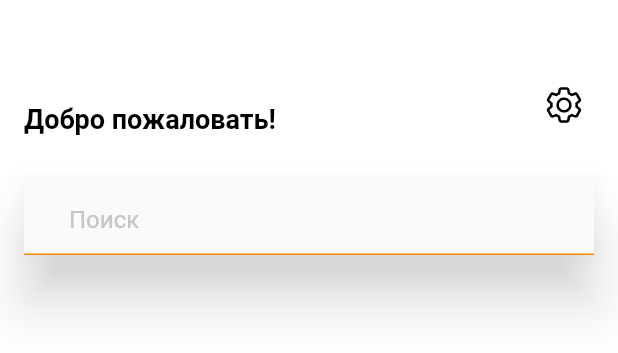
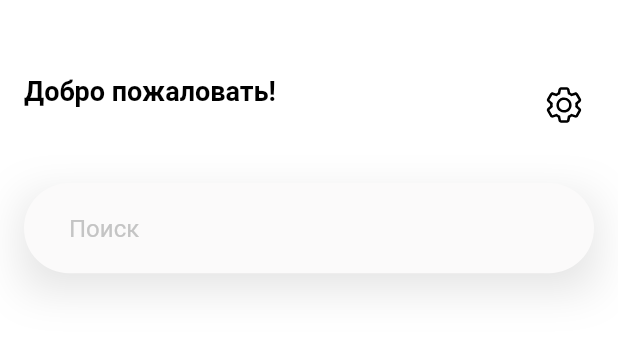
Before and after one commit to ekinsdrow/notion_client, a Flutter app: the _Top widget shown alone on an empty page, opened directly, on a phone screen of 412 x 824 dp. Shown: the top 353 px of the screen. Run offline on Flutter 3.47's test engine with Material 2 defaults, Android fonts, the phone set to English and light mode, and no system bars; our stand-ins replace auto_route, bloc, dio, flutter_bloc, flutter_secure_storage, flutter_svg and 3 more; missing offline and left inert: oauth2; accounts and stored records are empty; generated files the repository leaves out were written again.

Commit message:
create top widget

```diff
--- a/lib/presentation/pages/main_page/home_page.dart
+++ b/lib/presentation/pages/main_page/home_page.dart
@@ -43,13 +43,15 @@ class _Top extends StatelessWidget {
           ),
           Row(
             mainAxisAlignment: MainAxisAlignment.spaceBetween,
-            crossAxisAlignment: CrossAxisAlignment.end,
+            crossAxisAlignment: CrossAxisAlignment.start,
             children: [
-              const Text('Добро пожаловать!',
+              const Text(
+                'Добро пожаловать!',
                 textAlign: TextAlign.left,
-                  style: TextStyle(fontWeight: FontWeight.bold)),
+                style: TextStyle(fontWeight: FontWeight.bold),
+              ),
               GestureDetector(
-                  //onTap: хз что тут вызвать
+                onTap: () {},
                 child: Container(
                   color: Colors.transparent,
                   alignment: Alignment.center,
@@ -57,27 +59,43 @@ class _Top extends StatelessWidget {
                   height: 40,
                   child: SvgPicture.asset(
                     SvgPath.settings,
-                      )))
+                  ),
+                ),
+              ),
             ],
           ),
           const SizedBox(
             height: paddingsBetween,
           ),
-          Material(
-            child: TextField(
+          Container(
+            decoration: const BoxDecoration(
+              boxShadow: [BoxShadow(
+                color: Color(0xFFE2E2E2),
+                blurRadius: 25,
+                offset: Offset(0,10),
+              ),
+             ]
+            ),
+            child: Builder(builder: (context) {
+              const border = OutlineInputBorder(
+                borderRadius: BorderRadius.all(Radius.circular(40)),
+                borderSide: BorderSide(color: Color(0x00000000)),
+              );
+              return TextField(
                 decoration: InputDecoration(
                   filled: true,
                   fillColor: const Color(0xFFFBFAFA),
                   hintText: 'Поиск',
                   prefix: SvgPicture.asset(SvgPath.search),
                   hintStyle: const TextStyle(color: Color(0xFFC4C4C4)),
-                  focusedBorder: const OutlineInputBorder(
-                    borderRadius: BorderRadius.all(Radius.circular(40)),
-                    borderSide: BorderSide(color: Color(0x00000000)),
-                  )),
+                  enabledBorder: border,
+                  errorBorder: border,
+                  border: border,
+                  disabledBorder: border,
+                  focusedBorder: border,
                 ),
-            elevation: 16.0,
-            shadowColor: const Color(0xFFE2E2E2),
+              );
+            }),
           )
         ],
       ),
```
Lines whose indentation alone changed are shown as unchanged.
